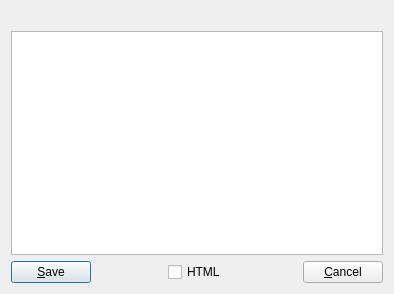
First picture: the form in editwindow.ui, repository wd5gnr/kcsved, before the edit.
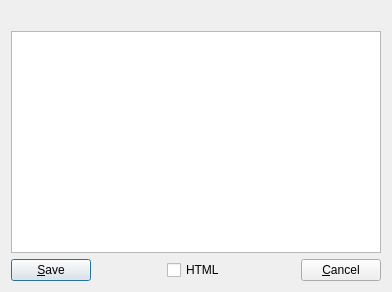
Second picture: the form after the edit.

What changed in the file:
```diff
--- a/editwindow.ui
+++ b/editwindow.ui
@@ -6,8 +6,8 @@
    <rect>
     <x>0</x>
     <y>0</y>
-    <width>394</width>
-    <height>294</height>
+    <width>392</width>
+    <height>292</height>
    </rect>
   </property>
   <property name="windowTitle">
```
Left out of the diff: 6 changed lines with no effect on the pictures.
